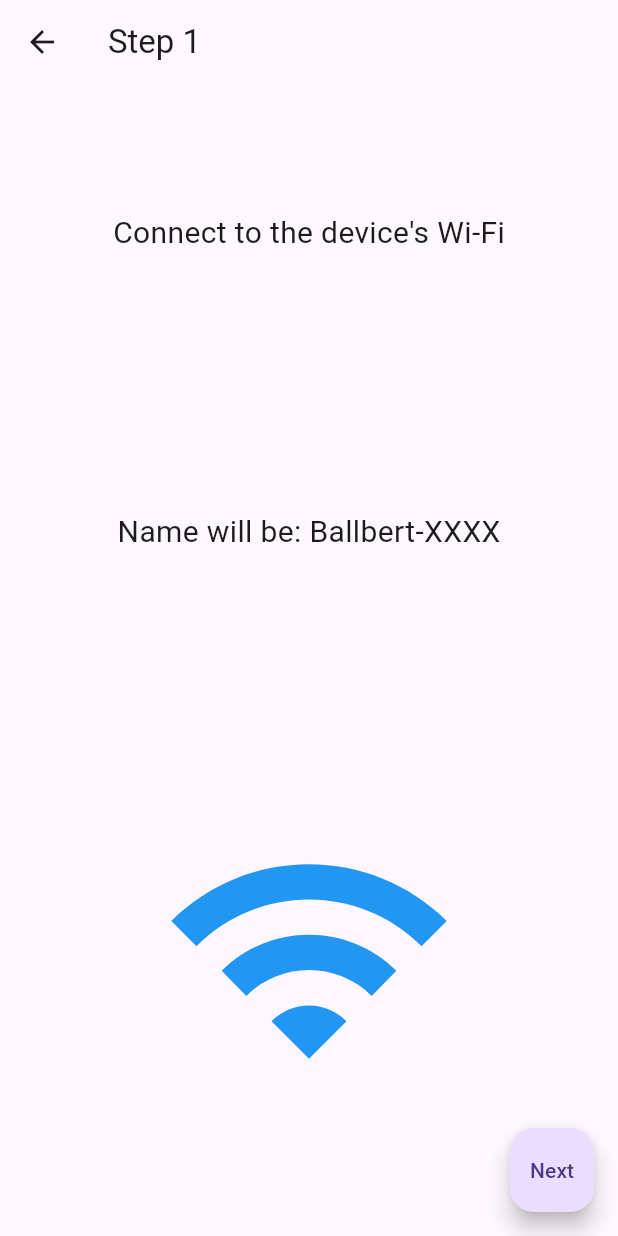
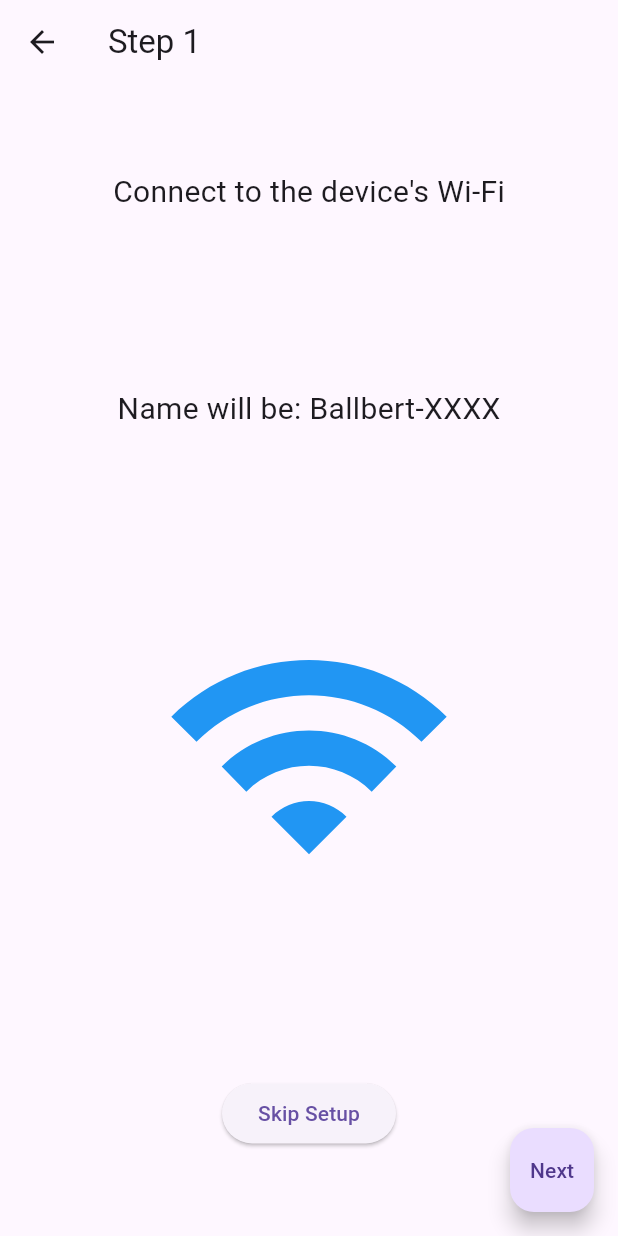
Before and after one commit to seesi8/ballbert_flutter, a Flutter app: the BallbertAddView screen opened by its route, on a phone screen of 412 x 824 dp. Run offline on Flutter 3.47's test engine with Material 3 defaults, Android fonts, the light colour scheme and no system bars; our stand-ins replace fluttertoast, shared_preferences; missing offline and left inert: qr_code_scanner; accounts and stored records are empty; generated files the repository leaves out were written again.

Commit message:
changed some stuff

```diff
--- a/lib/src/ballbert/ballbert_add_view.dart
+++ b/lib/src/ballbert/ballbert_add_view.dart
@@ -39,24 +39,28 @@ class _BallbertAddViewState extends State<BallbertAddView> {
       appBar: AppBar(
         title: const Text("Step 1"),
       ),
-      body: const Center(
+      body:  Center(
         child: Column(
           mainAxisAlignment: MainAxisAlignment.spaceAround,
           children: [
-            Text('Connect to the device\'s Wi-Fi',
+            const Text('Connect to the device\'s Wi-Fi',
                 style: TextStyle(fontSize: 20)),
-            Text('Name will be: Ballbert-XXXX', style: TextStyle(fontSize: 20)),
-            Icon(
+            const Text('Name will be: Ballbert-XXXX', style: TextStyle(fontSize: 20)),
+            const Icon(
               Icons.wifi,
               size: 200,
               color: Colors.blue,
+            ),
+            ElevatedButton(onPressed: () {
+              Navigator.of(context).pushNamed("/qr");
+            }, child: const Text("Skip Setup"),
             ),
           ],
         ),
       ),
       floatingActionButton: FloatingActionButton(
         onPressed: () => {_checkConnection(context)},
-        child: Text("Next"),
+        child: const Text("Next"),
       ),
     );
   }
--- a/lib/src/ballbert/ballbert_skill_add_view.dart
+++ b/lib/src/ballbert/ballbert_skill_add_view.dart
@@ -32,8 +32,8 @@ class _BallbertSkillAddViewState extends State<BallbertSkillAddView> {
 
   @override
   void dispose() {
-    widget.urlController.dispose();
-    widget.versionController.dispose();
+    // widget.urlController.dispose();
+    // widget.versionController.dispose();
     super.dispose();
   }
 
--- a/pubspec.yaml
+++ b/pubspec.yaml
@@ -16,6 +16,7 @@ assets:
 dependencies:
   qr_code_scanner: ^1.0.1
   web_socket_channel: ^2.0.0
+  uuid: ^4.0.0
   flutter:
     sdk: flutter
   flutter_localizations:
```
Also changed, not shown: lib/src/ballbert/ballbert_details_view.dart (+7 -0 lines), lib/src/ballbert/ballbert_remove_view.dart (added, +67 -0 lines), lib/src/database/database.dart (+8 -9 lines), pubspec.lock, 1 other file.
